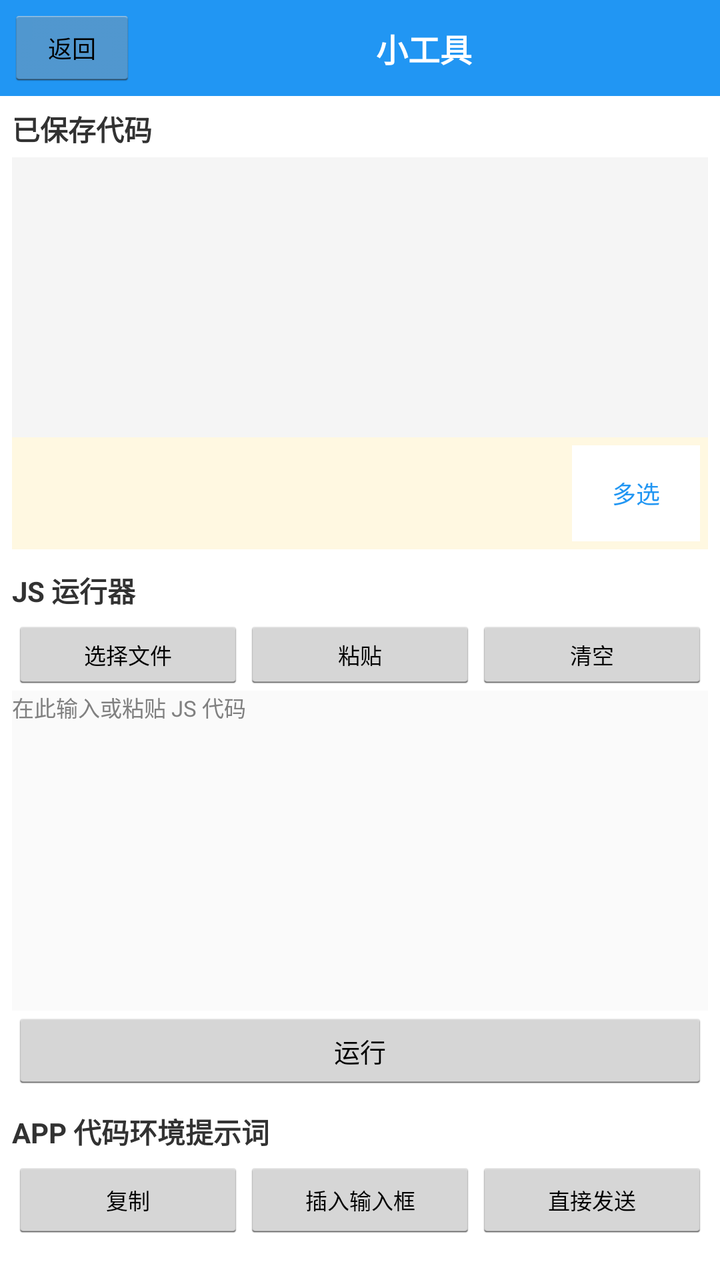
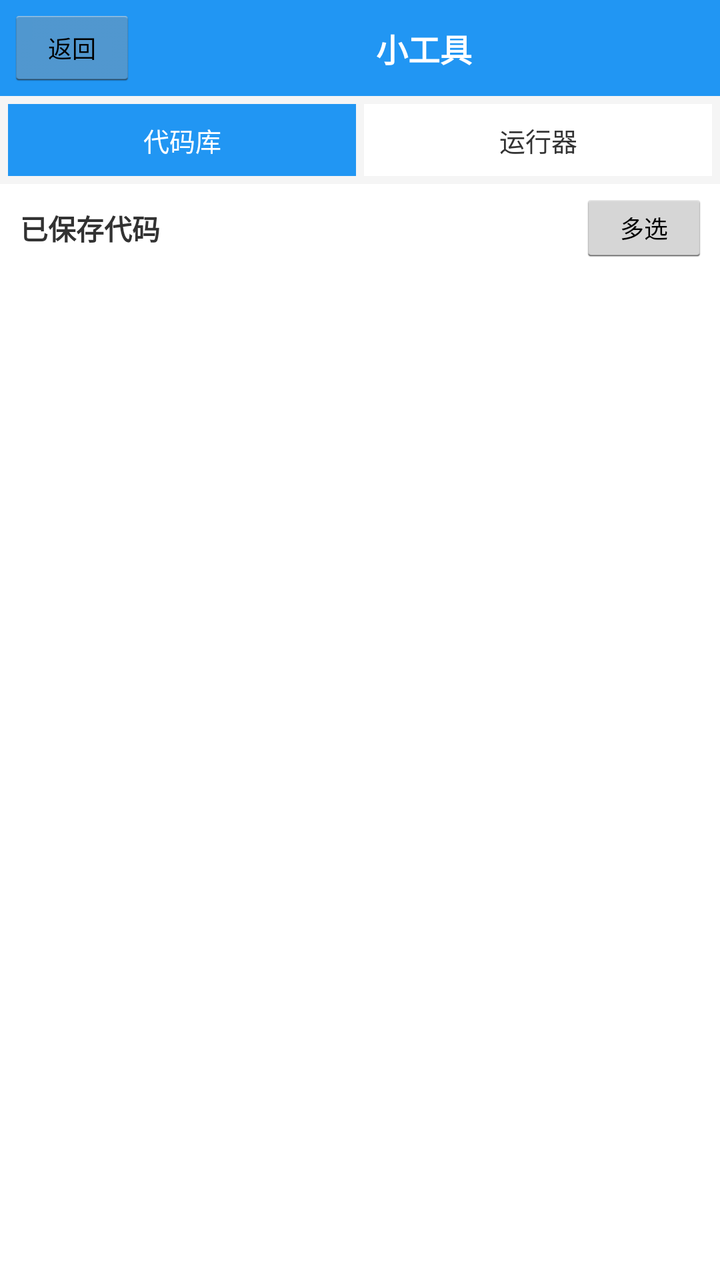

An Android layout rendered at two revisions. The XML below is the earlier revision; the diff shows what the commit changed to produce the second picture.
<!-- AndroidManifest.xml: application theme AppTheme -->
<!-- res/layout/activity_tools.xml -->
<?xml version="1.0" encoding="utf-8"?>
<LinearLayout xmlns:android="http://schemas.android.com/apk/res/android"
    android:orientation="vertical"
    android:layout_width="match_parent"
    android:layout_height="match_parent"
    android:background="#FFFFFF">

    <LinearLayout
        android:orientation="horizontal"
        android:layout_width="match_parent"
        android:layout_height="wrap_content"
        android:background="#2196F3"
        android:gravity="center_vertical"
        android:padding="4dp">

        <Button
            android:id="@+id/tools_back_button"
            android:layout_width="wrap_content"
            android:layout_height="40dp"
            android:text="返回"
            android:textSize="12sp" />

        <TextView
            android:layout_width="0dp"
            android:layout_height="wrap_content"
            android:layout_weight="1"
            android:gravity="center"
            android:text="小工具"
            android:textColor="#FFFFFF"
            android:textSize="16sp"
            android:textStyle="bold" />
    </LinearLayout>

    <ScrollView
        android:layout_width="match_parent"
        android:layout_height="0dp"
        android:layout_weight="1"
        android:fillViewport="true">

        <LinearLayout
            android:orientation="vertical"
            android:layout_width="match_parent"
            android:layout_height="wrap_content"
            android:padding="6dp">

            <TextView
                android:layout_width="match_parent"
                android:layout_height="wrap_content"
                android:text="已保存代码"
                android:textSize="14sp"
                android:textStyle="bold"
                android:paddingBottom="4dp" />

            <ListView
                android:id="@+id/tools_file_list"
                android:layout_width="match_parent"
                android:layout_height="140dp"
                android:background="#F5F5F5" />

            <LinearLayout
                android:id="@+id/tools_selection_bar"
                android:orientation="vertical"
                android:background="#FFF8E1"
                android:padding="4dp"
                android:layout_width="match_parent"
                android:layout_height="wrap_content">
                <LinearLayout
                    android:gravity="center_vertical"
                    android:orientation="horizontal"
                    android:layout_width="match_parent"
                    android:layout_height="wrap_content">
                    <TextView
                        android:id="@+id/tools_selection_count"
                        android:textSize="12sp"
                        android:textColor="#8D6E00"
                        android:layout_width="0dp"
                        android:layout_height="wrap_content"
                        android:layout_weight="1"/>
                    <Button
                        android:id="@+id/tools_select_button"
                        android:textSize="12sp"
                        android:textColor="@color/primary"
                        android:background="@android:color/white"
                        android:padding="6dp"
                        android:layout_width="wrap_content"
                        android:layout_height="wrap_content"
                        android:text="多选"/>
                    <Button
                        android:id="@+id/tools_selection_cancel_button"
                        android:textSize="12sp"
                        android:textColor="@color/primary"
                        android:background="@android:color/white"
                        android:padding="6dp"
                        android:visibility="gone"
                        android:layout_width="wrap_content"
                        android:layout_height="wrap_content"
                        android:text="取消"/>
                </LinearLayout>
                <LinearLayout
                    android:id="@+id/tools_selection_actions"
                    android:orientation="horizontal"
                    android:visibility="gone"
                    android:layout_width="match_parent"
                    android:layout_height="wrap_content">
                    <Button
                        android:id="@+id/tools_selection_all_button"
                        android:textSize="12sp"
                        android:textColor="@color/primary"
                        android:background="@android:color/white"
                        android:padding="6dp"
                        android:layout_width="0dp"
                        android:layout_height="wrap_content"
                        android:layout_weight="1"
                        android:text="全选"/>
                    <Button
                        android:id="@+id/tools_selection_invert_button"
                        android:textSize="12sp"
                        android:textColor="@color/primary"
                        android:background="@android:color/white"
                        android:padding="6dp"
                        android:layout_width="0dp"
                        android:layout_height="wrap_content"
                        android:layout_weight="1"
                        android:text="反选"/>
                    <Button
                        android:id="@+id/tools_selection_delete_button"
                        android:textSize="12sp"
                        android:textColor="@color/primary"
                        android:background="@android:color/white"
                        android:padding="6dp"
                        android:layout_width="0dp"
                        android:layout_height="wrap_content"
                        android:layout_weight="1"
                        android:text="删除选中"/>
                </LinearLayout>
            </LinearLayout>

            <TextView
                android:layout_width="match_parent"
                android:layout_height="wrap_content"
                android:text="JS 运行器"
                android:textSize="14sp"
                android:textStyle="bold"
                android:paddingTop="10dp"
                android:paddingBottom="4dp" />

            <LinearLayout
                android:orientation="horizontal"
                android:layout_width="match_parent"
                android:layout_height="wrap_content">

                <Button
                    android:id="@+id/tools_js_from_file_button"
                    android:layout_width="0dp"
                    android:layout_height="36dp"
                    android:layout_weight="1"
                    android:text="选择文件"
                    android:textSize="11sp" />

                <Button
                    android:id="@+id/tools_js_paste_button"
                    android:layout_width="0dp"
                    android:layout_height="36dp"
                    android:layout_weight="1"
                    android:text="粘贴"
                    android:textSize="11sp" />

                <Button
                    android:id="@+id/tools_js_clear_button"
                    android:layout_width="0dp"
                    android:layout_height="36dp"
                    android:layout_weight="1"
                    android:text="清空"
                    android:textSize="11sp" />
            </LinearLayout>

            <EditText
                android:id="@+id/tools_js_input"
                android:layout_width="match_parent"
                android:layout_height="160dp"
                android:gravity="top|start"
                android:textSize="11sp"
                android:background="#FAFAFA"
                android:hint="在此输入或粘贴 JS 代码" />

            <Button
                android:id="@+id/tools_js_run_button"
                android:layout_width="match_parent"
                android:layout_height="40dp"
                android:text="运行"
                android:textSize="13sp" />

            <TextView
                android:layout_width="match_parent"
                android:layout_height="wrap_content"
                android:text="APP 代码环境提示词"
                android:textSize="14sp"
                android:textStyle="bold"
                android:paddingTop="10dp"
                android:paddingBottom="4dp" />

            <LinearLayout
                android:orientation="horizontal"
                android:layout_width="match_parent"
                android:layout_height="wrap_content">

                <Button
                    android:id="@+id/tools_env_copy_button"
                    android:layout_width="0dp"
                    android:layout_height="40dp"
                    android:layout_weight="1"
                    android:text="复制"
                    android:textSize="11sp" />

                <Button
                    android:id="@+id/tools_env_insert_button"
                    android:layout_width="0dp"
                    android:layout_height="40dp"
                    android:layout_weight="1"
                    android:text="插入输入框"
                    android:textSize="11sp" />

                <Button
                    android:id="@+id/tools_env_send_button"
                    android:layout_width="0dp"
                    android:layout_height="40dp"
                    android:layout_weight="1"
                    android:text="直接发送"
                    android:textSize="11sp" />
            </LinearLayout>
        </LinearLayout>
    </ScrollView>
</LinearLayout>
<!-- resources referenced by this layout -->
<resources>
  <color name="primary">#2196f3</color>
  <style name="AppTheme" parent="@android:style/Theme.Holo.Light">
          <item name="android:windowBackground">@color/background</item>
          <item name="android:actionBarStyle">@style/ActionBarStyle</item>
      </style>
  <color name="background">#f5f5f5</color>
  <style name="ActionBarStyle" parent="@android:style/Widget.Holo.Light.ActionBar">
          <item name="android:background">@color/primary</item>
      </style>
</resources>

<!-- the commit's change to res/layout/activity_tools.xml (unified diff, before → after) -->
@@ -31,203 +31,317 @@
             android:textStyle="bold" />
     </LinearLayout>
 
-    <ScrollView
+    
+    <LinearLayout
+        android:orientation="horizontal"
+        android:layout_width="match_parent"
+        android:layout_height="44dp"
+        android:background="#F5F5F5"
+        android:padding="4dp">
+
+        <Button
+            android:id="@+id/tools_tab_library"
+            android:layout_width="0dp"
+            android:layout_height="36dp"
+            android:layout_weight="1"
+            android:text="代码库"
+            android:textSize="13sp"
+            android:textColor="#FFFFFF"
+            android:background="#2196F3" />
+
+        <Button
+            android:id="@+id/tools_tab_runner"
+            android:layout_width="0dp"
+            android:layout_height="36dp"
+            android:layout_weight="1"
+            android:layout_marginLeft="4dp"
+            android:text="运行器"
+            android:textSize="13sp"
+            android:textColor="#333333"
+            android:background="#FFFFFF" />
+    </LinearLayout>
+
+    
+    <LinearLayout
+        android:id="@+id/tools_panel_library"
+        android:orientation="vertical"
         android:layout_width="match_parent"
         android:layout_height="0dp"
-        android:layout_weight="1"
-        android:fillViewport="true">
-
+        android:layout_weight="1">
+
+        
         <LinearLayout
+            android:id="@+id/tools_selection_bar"
             android:orientation="vertical"
-            android:layout_width="match_parent"
-            android:layout_height="wrap_content"
-            android:padding="6dp">
-
+            android:background="#FFF8E1"
+            android:paddingLeft="8dp"
+            android:paddingRight="8dp"
+            android:paddingTop="4dp"
+            android:paddingBottom="4dp"
+            android:visibility="gone"
+            android:layout_width="match_parent"
+            android:layout_height="wrap_content">
+            <LinearLayout
+                android:gravity="center_vertical"
+                android:orientation="horizontal"
+                android:layout_width="match_parent"
+                android:layout_height="wrap_content">
+                <TextView
+                    android:id="@+id/tools_selection_count"
+                    android:textSize="12sp"
+                    android:textColor="#8D6E00"
+                    android:layout_width="0dp"
+                    android:layout_height="wrap_content"
+                    android:layout_weight="1"/>
+                <Button
+                    android:id="@+id/tools_select_button"
+                    android:textSize="12sp"
+                    android:textColor="@color/primary"
+                    android:background="@android:color/white"
+                    android:paddingLeft="8dp"
+                    android:paddingRight="8dp"
+                    android:layout_width="wrap_content"
+                    android:layout_height="36dp"
+                    android:text="多选"/>
+                <Button
+                    android:id="@+id/tools_selection_cancel_button"
+                    android:textSize="12sp"
+                    android:textColor="@color/primary"
+                    android:background="@android:color/white"
+                    android:paddingLeft="8dp"
+                    android:paddingRight="8dp"
+                    android:visibility="gone"
+                    android:layout_width="wrap_content"
+                    android:layout_height="36dp"
+                    android:text="取消"/>
+            </LinearLayout>
+            <LinearLayout
+                android:id="@+id/tools_selection_actions"
+                android:orientation="horizontal"
+                android:visibility="gone"
+                android:layout_marginTop="4dp"
+                android:layout_width="match_parent"
+                android:layout_height="wrap_content">
+                <Button
+                    android:id="@+id/tools_selection_all_button"
+                    android:textSize="12sp"
+                    android:textColor="@color/primary"
+                    android:background="@android:color/white"
+                    android:layout_width="0dp"
+                    android:layout_height="36dp"
+                    android:layout_weight="1"
+                    android:text="全选"/>
+                <Button
+                    android:id="@+id/tools_selection_invert_button"
+                    android:textSize="12sp"
+                    android:textColor="@color/primary"
+                    android:background="@android:color/white"
+                    android:layout_width="0dp"
+                    android:layout_height="36dp"
+                    android:layout_weight="1"
+                    android:layout_marginLeft="4dp"
+                    android:text="反选"/>
+            </LinearLayout>
+        </LinearLayout>
+
+        
+        <LinearLayout
+            android:id="@+id/tools_library_head"
+            android:orientation="horizontal"
+            android:gravity="center_vertical"
+            android:layout_width="match_parent"
+            android:layout_height="44dp"
+            android:paddingLeft="10dp"
+            android:paddingRight="6dp">
             <TextView
-                android:layout_width="match_parent"
+                android:layout_width="0dp"
                 android:layout_height="wrap_content"
+                android:layout_weight="1"
                 android:text="已保存代码"
                 android:textSize="14sp"
-                android:textStyle="bold"
-                android:paddingBottom="4dp" />
-
-            <ListView
-                android:id="@+id/tools_file_list"
-                android:layout_width="match_parent"
-                android:layout_height="140dp"
-                android:background="#F5F5F5" />
+                android:textStyle="bold"/>
+            <Button
+                android:id="@+id/tools_select_entry"
+                android:layout_width="wrap_content"
+                android:layout_height="36dp"
+                android:paddingLeft="10dp"
+                android:paddingRight="10dp"
+                android:text="多选"
+                android:textSize="12sp"/>
+        </LinearLayout>
+
+        <ListView
+            android:id="@+id/tools_file_list"
+            android:layout_width="match_parent"
+            android:layout_height="0dp"
+            android:layout_weight="1"
+            android:background="#FFFFFF" />
+
+        
+        <LinearLayout
+            android:id="@+id/tools_empty"
+            android:orientation="vertical"
+            android:gravity="center"
+            android:visibility="gone"
+            android:layout_width="match_parent"
+            android:layout_height="0dp"
+            android:layout_weight="1"
+            android:padding="12dp">
+            <TextView
+                android:layout_width="match_parent"
+                android:layout_height="wrap_content"
+                android:gravity="center"
+                android:text="还没有保存的代码"
+                android:textSize="13sp"
+                android:textColor="@color/text_secondary"/>
+            <TextView
+                android:layout_width="match_parent"
+                android:layout_height="wrap_content"
+                android:gravity="center"
+                android:layout_marginTop="2dp"
+                android:layout_marginBottom="8dp"
+                android:text="选一个模板试试，或回聊天页让 AI 写一段"
+                android:textSize="12sp"
+                android:textColor="@color/text_secondary"/>
+            <Button
+                android:id="@+id/tools_tpl_hello"
+                android:layout_width="match_parent"
+                android:layout_height="40dp"
+                android:text="Hello World"
+                android:textSize="12sp"/>
+            <Button
+                android:id="@+id/tools_tpl_dom"
+                android:layout_width="match_parent"
+                android:layout_height="40dp"
+                android:layout_marginTop="4dp"
+                android:text="DOM 操作"
+                android:textSize="12sp"/>
+            <Button
+                android:id="@+id/tools_tpl_timer"
+                android:layout_width="match_parent"
+                android:layout_height="40dp"
+                android:layout_marginTop="4dp"
+                android:text="定时器示例"
+                android:textSize="12sp"/>
+        </LinearLayout>
+    </LinearLayout>
+
+    
+    <LinearLayout
+        android:id="@+id/tools_panel_runner"
+        android:orientation="vertical"
+        android:visibility="gone"
+        android:layout_width="match_parent"
+        android:layout_height="0dp"
+        android:layout_weight="1">
+
+        <ScrollView
+            android:layout_width="match_parent"
+            android:layout_height="0dp"
+            android:layout_weight="1"
+            android:fillViewport="true">
 
             <LinearLayout
-                android:id="@+id/tools_selection_bar"
                 android:orientation="vertical"
-                android:background="#FFF8E1"
-                android:padding="4dp"
-                android:layout_width="match_parent"
-                android:layout_height="wrap_content">
+                android:layout_width="match_parent"
+                android:layout_height="wrap_content"
+                android:padding="8dp">
+
                 <LinearLayout
-                    android:gravity="center_vertical"
                     android:orientation="horizontal"
                     android:layout_width="match_parent"
                     android:layout_height="wrap_content">
+
+                    <Button
+                        android:id="@+id/tools_js_from_file_button"
+                        android:layout_width="0dp"
+                        android:layout_height="40dp"
+                        android:layout_weight="1"
+                        android:text="选择文件"
+                        android:textSize="11sp" />
+
+                    <Button
+                        android:id="@+id/tools_js_paste_button"
+                        android:layout_width="0dp"
+                        android:layout_height="40dp"
+                        android:layout_weight="1"
+                        android:layout_marginLeft="4dp"
+                        android:text="粘贴"
+                        android:textSize="11sp" />
+
+                    <Button
+                        android:id="@+id/tools_js_clear_button"
+                        android:layout_width="0dp"
+                        android:layout_height="40dp"
+                        android:layout_weight="1"
+                        android:layout_marginLeft="4dp"
+                        android:text="清空"
+                        android:textSize="11sp" />
+                </LinearLayout>
+
+                <EditText
+                    android:id="@+id/tools_js_input"
+                    android:layout_width="match_parent"
+                    android:layout_height="150dp"
+                    android:layout_marginTop="6dp"
+                    android:gravity="top|start"
+                    android:textSize="11sp"
+                    android:background="#FAFAFA"
+                    android:hint="在此输入或粘贴 JS 代码" />
+
+                <Button
+                    android:id="@+id/tools_js_run_button"
+                    android:layout_width="match_parent"
+                    android:layout_height="44dp"
+                    android:layout_marginTop="6dp"
+                    android:text="运行"
+                    android:textSize="13sp" />
+
+                
+                <LinearLayout
+                    android:id="@+id/tools_env_entry"
+                    android:orientation="horizontal"
+                    android:gravity="center_vertical"
+                    android:background="@drawable/bg_card"
+                    android:paddingLeft="12dp"
+                    android:paddingRight="12dp"
+                    android:layout_marginTop="10dp"
+                    android:layout_width="match_parent"
+                    android:layout_height="48dp">
                     <TextView
-                        android:id="@+id/tools_selection_count"
-                        android:textSize="12sp"
-                        android:textColor="#8D6E00"
-                        android:layout_width="0dp"
-                        android:layout_height="wrap_content"
-                        android:layout_weight="1"/>
-                    <Button
-                        android:id="@+id/tools_select_button"
-                        android:textSize="12sp"
-                        android:textColor="@color/primary"
-                        android:background="@android:color/white"
-                        android:padding="6dp"
-                        android:layout_width="wrap_content"
-                        android:layout_height="wrap_content"
-                        android:text="多选"/>
-                    <Button
-                        android:id="@+id/tools_selection_cancel_button"
-                        android:textSize="12sp"
-                        android:textColor="@color/primary"
-                        android:background="@android:color/white"
-                        android:padding="6dp"
-                        android:visibility="gone"
-                        android:layout_width="wrap_content"
-                        android:layout_height="wrap_content"
-                        android:text="取消"/>
-                </LinearLayout>
-                <LinearLayout
-                    android:id="@+id/tools_selection_actions"
-                    android:orientation="horizontal"
-                    android:visibility="gone"
-                    android:layout_width="match_parent"
-                    android:layout_height="wrap_content">
-                    <Button
-                        android:id="@+id/tools_selection_all_button"
-                        android:textSize="12sp"
-                        android:textColor="@color/primary"
-                        android:background="@android:color/white"
-                        android:padding="6dp"
                         android:layout_width="0dp"
                         android:layout_height="wrap_content"
                         android:layout_weight="1"
-                        android:text="全选"/>
-                    <Button
-                        android:id="@+id/tools_selection_invert_button"
-                        android:textSize="12sp"
-                        android:textColor="@color/primary"
-                        android:background="@android:color/white"
-                        android:padding="6dp"
-                        android:layout_width="0dp"
+                        android:text="给 AI 的环境说明"
+                        android:textSize="14sp"
+                        android:textColor="@color/text_primary"/>
+                    <TextView
+                        android:layout_width="wrap_content"
                         android:layout_height="wrap_content"
-                        android:layout_weight="1"
-                        android:text="反选"/>
-                    <Button
-                        android:id="@+id/tools_selection_delete_button"
-                        android:textSize="12sp"
-                        android:textColor="@color/primary"
-                        android:background="@android:color/white"
-                        android:padding="6dp"
-                        android:layout_width="0dp"
-                        android:layout_height="wrap_content"
-                        android:layout_weight="1"
-                        android:text="删除选中"/>
+                        android:text="›"
+                        android:textSize="18sp"
+                        android:textColor="#b0bec5"/>
                 </LinearLayout>
             </LinearLayout>
-
-            <TextView
-                android:layout_width="match_parent"
-                android:layout_height="wrap_content"
-                android:text="JS 运行器"
-                android:textSize="14sp"
-                android:textStyle="bold"
-                android:paddingTop="10dp"
-                android:paddingBottom="4dp" />
-
-            <LinearLayout
-                android:orientation="horizontal"
-                android:layout_width="match_parent"
-                android:layout_height="wrap_content">
-
-                <Button
-                    android:id="@+id/tools_js_from_file_button"
-                    android:layout_width="0dp"
-                    android:layout_height="36dp"
-                    android:layout_weight="1"
-                    android:text="选择文件"
-                    android:textSize="11sp" />
-
-                <Button
-                    android:id="@+id/tools_js_paste_button"
-                    android:layout_width="0dp"
-                    android:layout_height="36dp"
-                    android:layout_weight="1"
-                    android:text="粘贴"
-                    android:textSize="11sp" />
-
-                <Button
-                    android:id="@+id/tools_js_clear_button"
-                    android:layout_width="0dp"
-                    android:layout_height="36dp"
-                    android:layout_weight="1"
-                    android:text="清空"
-                    android:textSize="11sp" />
-            </LinearLayout>
-
-            <EditText
-                android:id="@+id/tools_js_input"
-                android:layout_width="match_parent"
-                android:layout_height="160dp"
-                android:gravity="top|start"
-                android:textSize="11sp"
-                android:background="#FAFAFA"
-                android:hint="在此输入或粘贴 JS 代码" />
-
-            <Button
-                android:id="@+id/tools_js_run_button"
-                android:layout_width="match_parent"
-                android:layout_height="40dp"
-                android:text="运行"
-                android:textSize="13sp" />
-
-            <TextView
-                android:layout_width="match_parent"
-                android:layout_height="wrap_content"
-                android:text="APP 代码环境提示词"
-                android:textSize="14sp"
-                android:textStyle="bold"
-                android:paddingTop="10dp"
-                android:paddingBottom="4dp" />
-
-            <LinearLayout
-                android:orientation="horizontal"
-                android:layout_width="match_parent"
-                android:layout_height="wrap_content">
-
-                <Button
-                    android:id="@+id/tools_env_copy_button"
-                    android:layout_width="0dp"
-                    android:layout_height="40dp"
-                    android:layout_weight="1"
-                    android:text="复制"
-                    android:textSize="11sp" />
-
-                <Button
-                    android:id="@+id/tools_env_insert_button"
-                    android:layout_width="0dp"
-                    android:layout_height="40dp"
-                    android:layout_weight="1"
-                    android:text="插入输入框"
-                    android:textSize="11sp" />
-
-                <Button
-                    android:id="@+id/tools_env_send_button"
-                    android:layout_width="0dp"
-                    android:layout_height="40dp"
-                    android:layout_weight="1"
-                    android:text="直接发送"
-                    android:textSize="11sp" />
-            </LinearLayout>
-        </LinearLayout>
-    </ScrollView>
+        </ScrollView>
+    </LinearLayout>
+
+    
+    <LinearLayout
+        android:id="@+id/tools_selection_footer"
+        android:orientation="horizontal"
+        android:background="#FFFFFF"
+        android:padding="6dp"
+        android:visibility="gone"
+        android:layout_width="match_parent"
+        android:layout_height="wrap_content">
+        <Button
+            android:id="@+id/tools_selection_delete_button"
+            android:textSize="13sp"
+            android:textColor="#D32F2F"
+            android:background="@android:color/white"
+            android:layout_width="match_parent"
+            android:layout_height="44dp"
+            android:text="删除选中"/>
+    </LinearLayout>
 </LinearLayout>
<!-- resource entries referenced after the edit -->
@@ -1,6 +1,16 @@
 <!-- resources referenced by this layout -->
 <resources>
   <color name="primary">#2196f3</color>
+  <color name="text_primary">#333333</color>
+  <color name="text_secondary">#666666</color>
+  <!-- drawable bg_card (drawable) -->
+  <?xml version="1.0" encoding="utf-8"?>
+  <shape xmlns:android="http://schemas.android.com/apk/res/android"
+      android:shape="rectangle">
+      <solid android:color="@android:color/white"/>
+      <corners android:radius="8dp"/>
+      <stroke android:width="1dp" android:color="#e0e0e0"/>
+  </shape>
   <style name="AppTheme" parent="@android:style/Theme.Holo.Light">
           <item name="android:windowBackground">@color/background</item>
           <item name="android:actionBarStyle">@style/ActionBarStyle</item>
